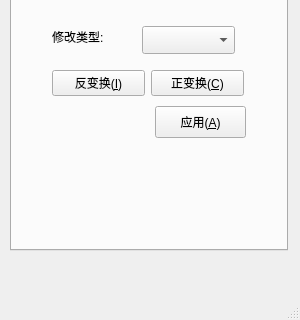
Above: ui/parbar.ui from wkcn/3dviewer before the change; both pictures show x 0 to 300 and y 480 to 800 of the 300 by 800 pixel window. Below: the same form after it.
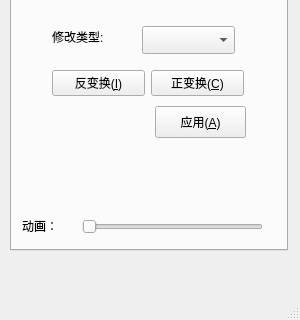
That is the form after the change. The open tabs and pages were chosen to show the change.

Commit message: 加入动画

```diff
--- a/ui/parbar.ui
+++ b/ui/parbar.ui
@@ -462,6 +462,32 @@
        </item>
       </layout>
      </widget>
+     <widget class="QSlider" name="horizontalSlider">
+      <property name="geometry">
+       <rect>
+        <x>70</x>
+        <y>460</y>
+        <width>181</width>
+        <height>22</height>
+       </rect>
+      </property>
+      <property name="orientation">
+       <enum>Qt::Horizontal</enum>
+      </property>
+     </widget>
+     <widget class="QLabel" name="label_5">
+      <property name="geometry">
+       <rect>
+        <x>10</x>
+        <y>460</y>
+        <width>54</width>
+        <height>20</height>
+       </rect>
+      </property>
+      <property name="text">
+       <string>动画：</string>
+      </property>
+     </widget>
     </widget>
    </widget>
    <widget class="QWidget" name="layoutWidget">
```
The commit also changes 3 other files.
